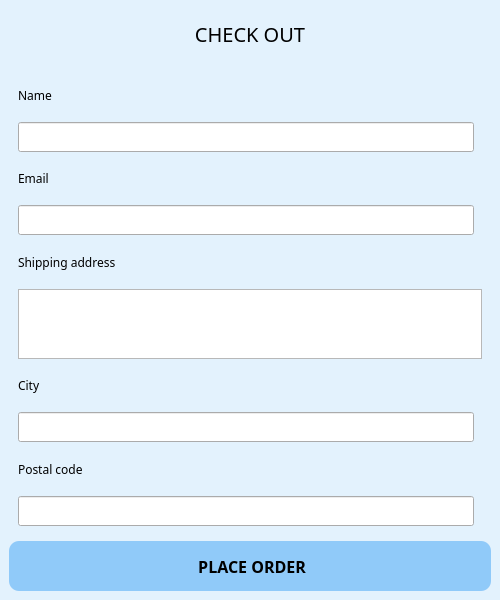
First picture: the form in ui/checkout.ui, repository chaunamthong2015-ui/PTA39-SPCK, before the edit.
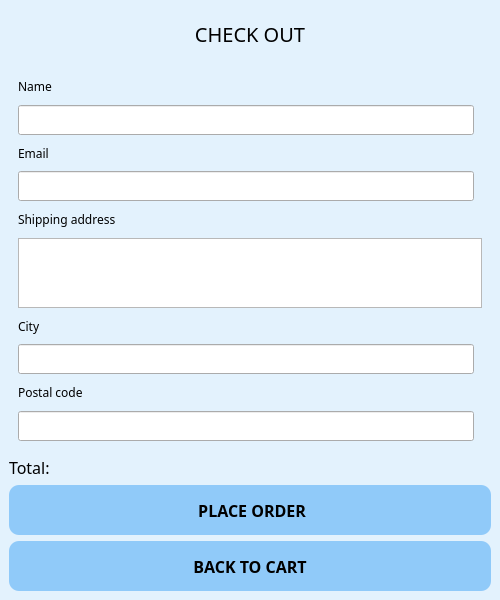
Second picture: the form after the edit.

The edit to the form file:
```diff
--- a/ui/checkout.ui
+++ b/ui/checkout.ui
@@ -229,7 +229,20 @@
      </widget>
     </item>
     <item>
-     <widget class="QPushButton" name="place_order">
+     <widget class="QLabel" name="tong_tien">
+      <property name="font">
+       <font>
+        <family>Arial Black</family>
+        <pointsize>12</pointsize>
+       </font>
+      </property>
+      <property name="text">
+       <string>Total: </string>
+      </property>
+     </widget>
+    </item>
+    <item>
+     <widget class="QPushButton" name="nut_dat_hang">
       <property name="font">
        <font>
         <family>Arial Black</family>
@@ -243,6 +256,21 @@
       </property>
      </widget>
     </item>
+    <item>
+     <widget class="QPushButton" name="nut_quay_lai">
+      <property name="font">
+       <font>
+        <family>Arial Black</family>
+        <pointsize>-1</pointsize>
+        <weight>87</weight>
+        <bold>true</bold>
+       </font>
+      </property>
+      <property name="text">
+       <string>BACK TO CART</string>
+      </property>
+     </widget>
+    </item>
    </layout>
   </widget>
  </widget>
```
Left out of the diff: 28 changed lines with no effect on the pictures.
